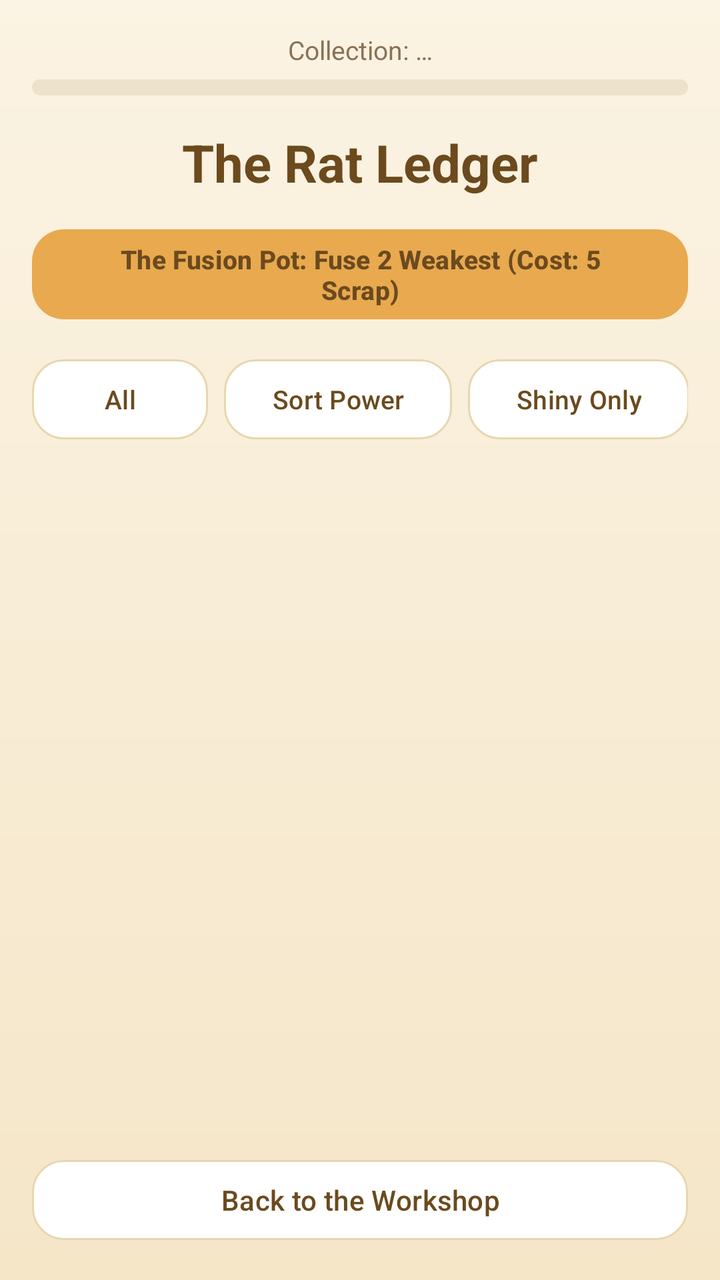
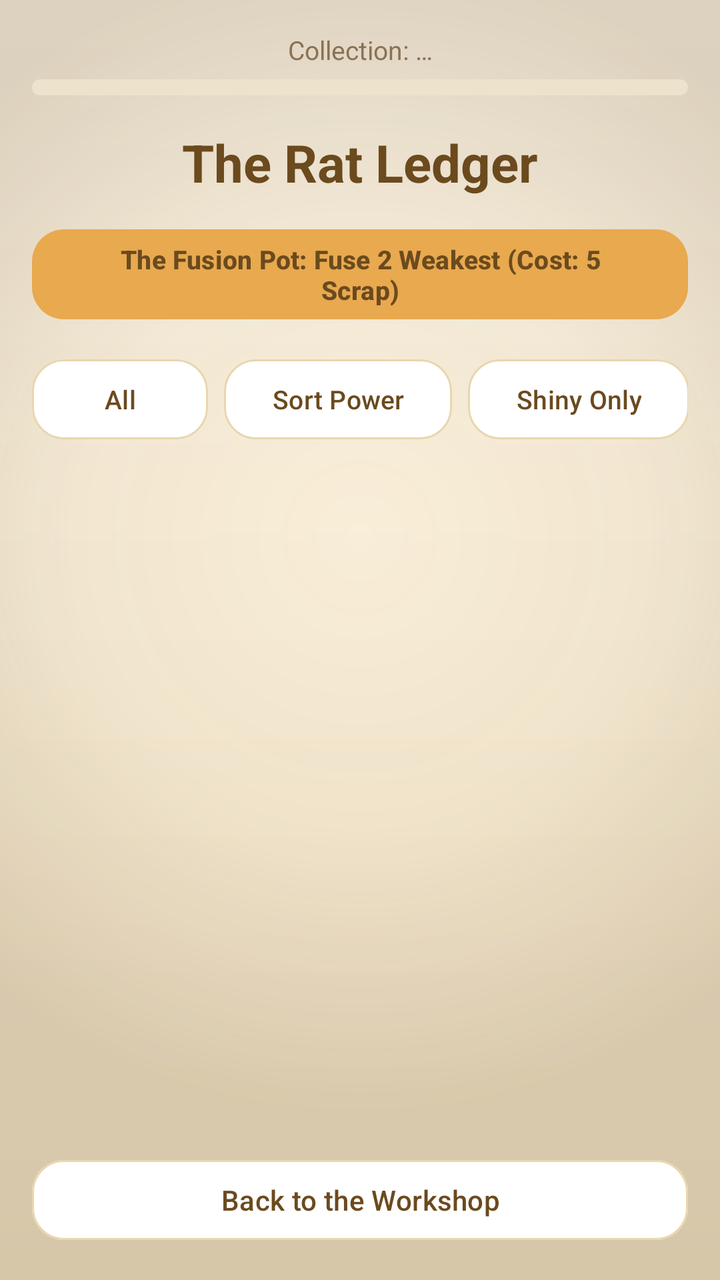

The first picture is an Android layout as it rendered before a commit; the second is the same layout after the commit. The layout source and the unified diff follow.
<!-- AndroidManifest.xml: application theme Theme.RatKingRecon -->
<!-- res/layout/activity_gallery.xml -->
<?xml version="1.0" encoding="utf-8"?>
<LinearLayout xmlns:android="http://schemas.android.com/apk/res/android"
    xmlns:app="http://schemas.android.com/apk/res-auto"
    android:layout_width="match_parent"
    android:layout_height="match_parent"
    android:orientation="vertical"
    android:background="@drawable/bg_app_gradient"
    android:fitsSystemWindows="true">

    <LinearLayout
        android:layout_width="match_parent"
        android:layout_height="wrap_content"
        android:orientation="vertical"
        android:padding="16dp">

        <TextView
            android:id="@+id/collectionText"
            android:layout_width="match_parent"
            android:layout_height="wrap_content"
            android:text="@string/collection_default_text"
            android:textColor="@color/text_muted"
            android:textAlignment="center"
            android:textSize="13sp"
            android:layout_marginBottom="6dp" />

        <ProgressBar
            android:id="@+id/collectionProgress"
            style="?android:attr/progressBarStyleHorizontal"
            android:layout_width="match_parent"
            android:layout_height="8dp"
            android:progressDrawable="@drawable/progress_amber"
            android:progress="0" />

    </LinearLayout>

    <TextView
        android:layout_width="match_parent"
        android:layout_height="wrap_content"
        android:text="@string/workshop_title"
        android:textColor="@color/text_primary"
        android:textSize="26sp"
        android:textStyle="bold"
        android:textAlignment="center"
        android:layout_marginHorizontal="16dp"
        android:layout_marginBottom="12dp" />

    

    <com.google.android.material.button.MaterialButton
        android:id="@+id/spliceButton"
        android:layout_width="match_parent"
        android:layout_height="wrap_content"
        android:layout_marginHorizontal="16dp"
        android:layout_marginBottom="12dp"
        android:text="@string/fusion_pot_text"
        android:textAllCaps="false"
        android:textSize="13sp"
        android:textStyle="bold"
        android:textColor="@color/text_primary"
        app:backgroundTint="@color/amber"
        app:cornerRadius="16dp" />

    
    <HorizontalScrollView
        android:layout_width="match_parent"
        android:layout_height="wrap_content"
        android:scrollbars="none"
        android:paddingHorizontal="16dp"
        android:layout_marginBottom="8dp">

        <LinearLayout
            android:layout_width="wrap_content"
            android:layout_height="wrap_content"
            android:orientation="horizontal">

            <com.google.android.material.button.MaterialButton
                android:id="@+id/btnAll"
                android:layout_width="wrap_content"
                android:layout_height="wrap_content"
                android:text="@string/btn_all"
                android:textAllCaps="false"
                android:textSize="13sp"
                android:textColor="@color/text_primary"
                app:backgroundTint="@color/card_white"
                app:strokeColor="@color/card_border"
                app:strokeWidth="1dp"
                app:cornerRadius="16dp"
                android:layout_marginEnd="8dp" />

            <com.google.android.material.button.MaterialButton
                android:id="@+id/btnPower"
                android:layout_width="wrap_content"
                android:layout_height="wrap_content"
                android:text="@string/btn_power"
                android:textAllCaps="false"
                android:textSize="13sp"
                android:textColor="@color/text_primary"
                app:backgroundTint="@color/card_white"
                app:strokeColor="@color/card_border"
                app:strokeWidth="1dp"
                app:cornerRadius="16dp"
                android:layout_marginEnd="8dp" />

            <com.google.android.material.button.MaterialButton
                android:id="@+id/btnShiny"
                android:layout_width="wrap_content"
                android:layout_height="wrap_content"
                android:text="@string/btn_shiny"
                android:textAllCaps="false"
                android:textSize="13sp"
                android:textColor="@color/text_primary"
                app:backgroundTint="@color/card_white"
                app:strokeColor="@color/card_border"
                app:strokeWidth="1dp"
                app:cornerRadius="16dp" />
        </LinearLayout>
    </HorizontalScrollView>

    
    <androidx.recyclerview.widget.RecyclerView
        android:id="@+id/petGrid"
        android:layout_width="match_parent"
        android:layout_height="0dp"
        android:layout_weight="1"
        android:clipToPadding="false"
        android:paddingHorizontal="4dp"
        android:paddingBottom="8dp"
        app:layoutManager="androidx.recyclerview.widget.GridLayoutManager"
        app:spanCount="3" />

    <com.google.android.material.button.MaterialButton
        android:id="@+id/returnToBaseButton"
        android:layout_width="match_parent"
        android:layout_height="wrap_content"
        android:layout_margin="16dp"
        android:text="@string/btn_back_to_workshop"
        android:textAllCaps="false"
        android:textColor="@color/text_primary"
        app:backgroundTint="@color/card_white"
        app:strokeColor="@color/card_border"
        app:strokeWidth="1dp"
        app:cornerRadius="16dp" />
</LinearLayout>
<!-- resources referenced by this layout -->
<resources>
  <color name="amber">#E8A94F</color>
  <color name="card_border">#E8D6AE</color>
  <color name="card_white">#FFFFFF</color>
  <color name="text_muted">#8A7255</color>
  <color name="text_primary">#6B4A1E</color>
  <!-- drawable bg_app_gradient (drawable) -->
  <?xml version="1.0" encoding="utf-8"?>
  <shape xmlns:android="http://schemas.android.com/apk/res/android"
      android:shape="rectangle">
      <gradient
          android:angle="270"
          android:startColor="@color/cream"
          android:endColor="@color/tan"
          android:type="linear" />
  </shape>
  <!-- drawable progress_amber (drawable) -->
  <?xml version="1.0" encoding="utf-8"?>
  <layer-list xmlns:android="http://schemas.android.com/apk/res/android">
      <item android:id="@android:id/background">
          <shape android:shape="rectangle">
              <solid android:color="@color/disabled_fill" />
              <corners android:radius="8dp" />
          </shape>
      </item>
      <item android:id="@android:id/progress">
          <clip>
              <shape android:shape="rectangle">
                  <solid android:color="@color/amber" />
                  <corners android:radius="8dp" />
              </shape>
          </clip>
      </item>
  </layer-list>
  <string name="btn_all">All</string>
  <string name="btn_back_to_workshop">Back to the Workshop</string>
  <string name="btn_power">Sort Power</string>
  <string name="btn_shiny">Shiny Only</string>
  <string name="collection_default_text">Collection: …</string>
  <string name="fusion_pot_text">The Fusion Pot: Fuse 2 Weakest (Cost: 5 Scrap)</string>
  <string name="workshop_title">The Rat Ledger</string>
  <style name="Theme.RatKingRecon" parent="Base.Theme.RatKingRecon" />
  <color name="cream">#FBF3E3</color>
  <color name="tan">#F5E6C8</color>
  <color name="disabled_fill">#EDE2CC</color>
  <style name="Base.Theme.RatKingRecon" parent="Theme.Material3.Light.NoActionBar">
          <item name="colorPrimary">@color/amber</item>
          <item name="colorOnPrimary">@color/text_primary</item>
          <item name="colorSurface">@color/cream</item>
          <item name="colorOnSurface">@color/text_primary</item>
          <item name="android:colorBackground">@color/cream</item>
          <item name="android:statusBarColor">@color/cream</item>
          <item name="android:windowLightStatusBar">true</item>
          <item name="android:navigationBarColor">@color/tan</item>
          
          <item name="android:windowLightNavigationBar" tools:targetApi="27">true</item>
      </style>
</resources>

<!-- the commit's change to res/layout/activity_gallery.xml (unified diff, before → after) -->
@@ -123,6 +123,7 @@
         android:layout_height="0dp"
         android:layout_weight="1"
         android:clipToPadding="false"
+        android:clipChildren="false"
         android:paddingHorizontal="4dp"
         android:paddingBottom="8dp"
         app:layoutManager="androidx.recyclerview.widget.GridLayoutManager"
<!-- resource entries referenced after the edit -->
@@ -7,14 +7,32 @@
   <color name="text_primary">#6B4A1E</color>
   <!-- drawable bg_app_gradient (drawable) -->
   <?xml version="1.0" encoding="utf-8"?>
-  <shape xmlns:android="http://schemas.android.com/apk/res/android"
-      android:shape="rectangle">
-      <gradient
-          android:angle="270"
-          android:startColor="@color/cream"
-          android:endColor="@color/tan"
-          android:type="linear" />
-  </shape>
+  <layer-list xmlns:android="http://schemas.android.com/apk/res/android">
+  
+      <item>
+          <shape android:shape="rectangle">
+              <gradient
+                  android:angle="270"
+                  android:startColor="@color/cream"
+                  android:endColor="@color/tan"
+                  android:type="linear" />
+          </shape>
+      </item>
+  
+      <item>
+          <shape android:shape="rectangle">
+              <gradient
+                  android:type="radial"
+                  android:centerX="0.5"
+                  android:centerY="0.42"
+                  android:gradientRadius="80%p"
+                  android:startColor="#004A2F0F"
+                  android:centerColor="#0A4A2F0F"
+                  android:endColor="#2B4A2F0F" />
+          </shape>
+      </item>
+  
+  </layer-list>
   <!-- drawable progress_amber (drawable) -->
   <?xml version="1.0" encoding="utf-8"?>
   <layer-list xmlns:android="http://schemas.android.com/apk/res/android">
